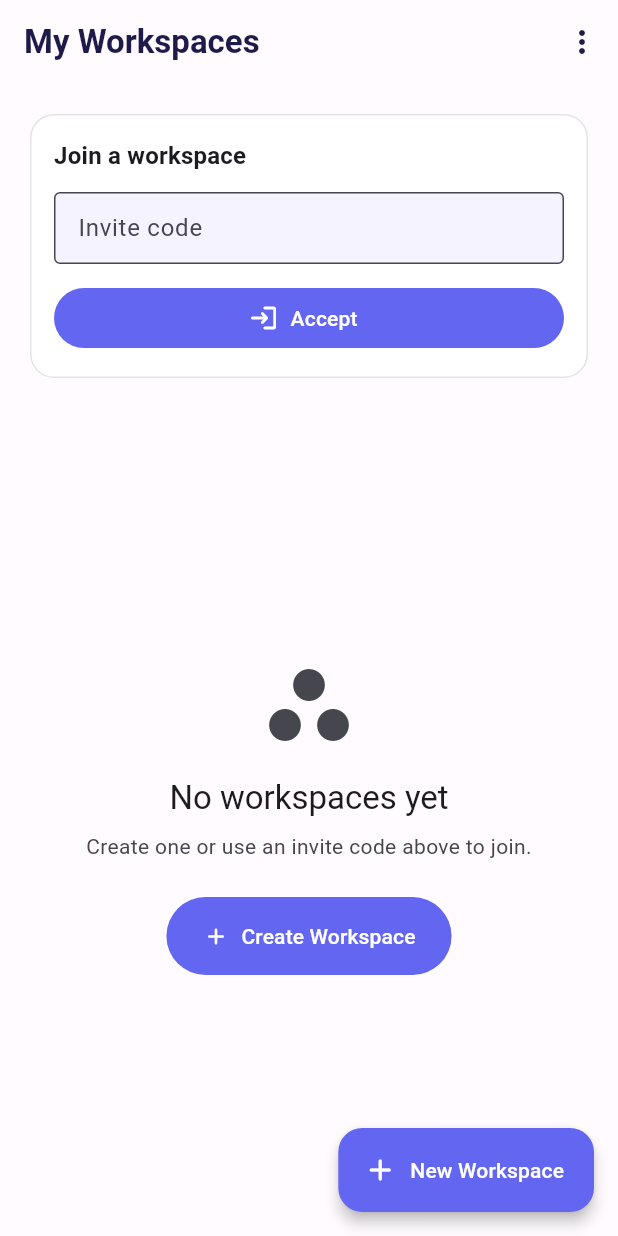
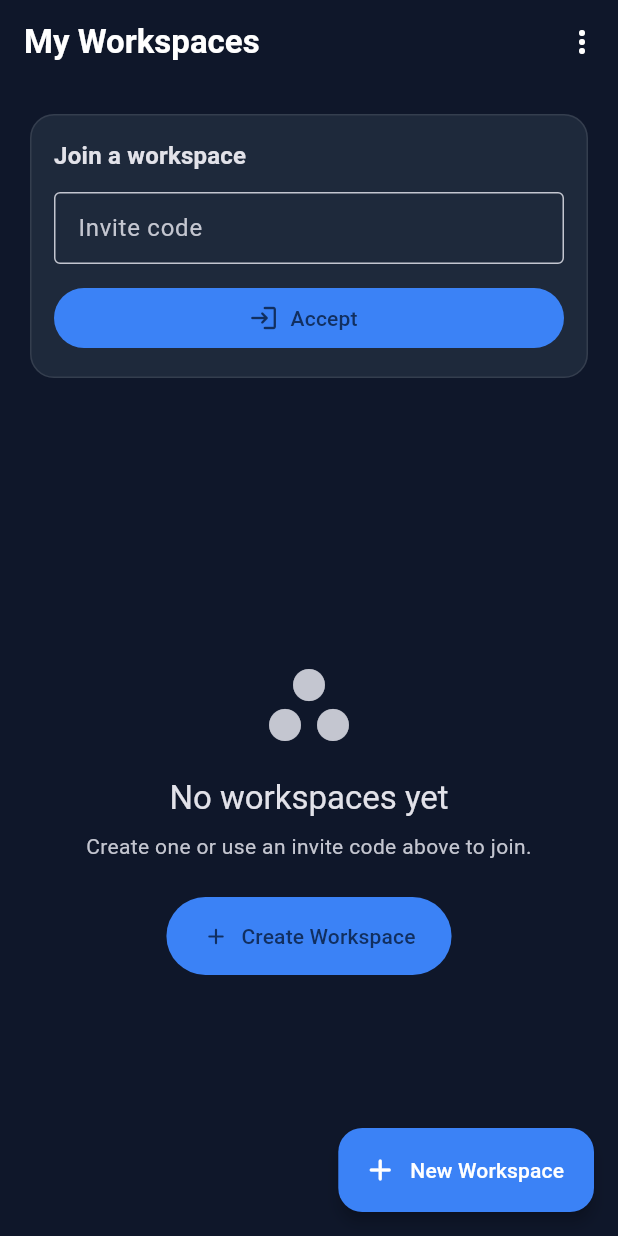
Before and after one commit to bilalparray/Cloud-Notes, a Flutter app: the screen it shows once a user with an empty profile is signed in, on a phone screen of 412 x 824 dp. Run offline on Flutter 3.47's test engine with Material 3 defaults, Android fonts, the light colour scheme and no system bars; our stand-ins replace cloud_firestore, cloud_functions, firebase_auth, firebase_core, google_sign_in; accounts and stored records are empty.

Commit message:
Update color scheme and app label for improved UI consistency. Change primary colors in pubspec.yaml and main.dart, and update SnackBar color handling in multiple screens to utilize the theme's color scheme. Adjust app label in AndroidManifest.xml for better branding.

```diff
--- a/lib/main.dart
+++ b/lib/main.dart
@@ -39,18 +39,18 @@ class CloudNotesApp extends StatelessWidget {
       debugShowCheckedModeBanner: false,
       theme: ThemeData(
         colorScheme: ColorScheme.fromSeed(
-          seedColor: const Color(0xFF6366F1),
+          seedColor: const Color(0xFF2563EB),
           brightness: Brightness.light,
         ).copyWith(
-          primary: const Color(0xFF6366F1),
-          secondary: const Color(0xFF8B5CF6),
-          tertiary: const Color(0xFFEC4899),
-          surface: const Color(0xFFFFFBFE),
-          surfaceContainerHighest: const Color(0xFFF5F3FF),
-          primaryContainer: const Color(0xFFE0E7FF),
-          secondaryContainer: const Color(0xFFF3E8FF),
-          errorContainer: const Color(0xFFFFDAD6),
-          onErrorContainer: const Color(0xFF410002),
+          primary: const Color(0xFF2563EB),
+          secondary: const Color(0xFF3B82F6),
+          tertiary: const Color(0xFF0EA5E9),
+          surface: const Color(0xFFF8FAFC),
+          surfaceContainerHighest: const Color(0xFFF1F5F9),
+          primaryContainer: const Color(0xFFDBEAFE),
+          secondaryContainer: const Color(0xFFBFDBFE),
+          errorContainer: const Color(0xFFFEE2E2),
+          onErrorContainer: const Color(0xFF7F1D1D),
         ),
         useMaterial3: true,
         cardTheme: CardThemeData(
@@ -69,12 +69,12 @@ class CloudNotesApp extends StatelessWidget {
         appBarTheme: const AppBarTheme(
           centerTitle: false,
           elevation: 0,
-          backgroundColor: Color(0xFFFFFBFE),
-          foregroundColor: Color(0xFF1E1B4B),
+          backgroundColor: Color(0xFFF8FAFC),
+          foregroundColor: Color(0xFF0F172A),
         ),
         floatingActionButtonTheme: FloatingActionButtonThemeData(
           elevation: 4,
-          backgroundColor: const Color(0xFF6366F1),
+          backgroundColor: const Color(0xFF2563EB),
           foregroundColor: Colors.white,
           shape: RoundedRectangleBorder(
             borderRadius: BorderRadius.circular(16),
@@ -83,18 +83,18 @@ class CloudNotesApp extends StatelessWidget {
       ),
       darkTheme: ThemeData(
         colorScheme: ColorScheme.fromSeed(
-          seedColor: const Color(0xFF818CF8),
+          seedColor: const Color(0xFF3B82F6),
           brightness: Brightness.dark,
         ).copyWith(
-          primary: const Color(0xFF818CF8),
-          secondary: const Color(0xFFA78BFA),
-          tertiary: const Color(0xFFF472B6),
-          surface: const Color(0xFF1E1B4B),
-          surfaceContainerHighest: const Color(0xFF312E81),
-          primaryContainer: const Color(0xFF4338CA),
-          secondaryContainer: const Color(0xFF6D28D9),
-          errorContainer: const Color(0xFF93000A),
-          onErrorContainer: const Color(0xFFFFDAD6),
+          primary: const Color(0xFF3B82F6),
+          secondary: const Color(0xFF60A5FA),
+          tertiary: const Color(0xFF38BDF8),
+          surface: const Color(0xFF0F172A),
+          surfaceContainerHighest: const Color(0xFF1E293B),
+          primaryContainer: const Color(0xFF1E3A8A),
+          secondaryContainer: const Color(0xFF1E40AF),
+          errorContainer: const Color(0xFF7F1D1D),
+          onErrorContainer: const Color(0xFFFECACA),
         ),
         useMaterial3: true,
         cardTheme: CardThemeData(
@@ -102,7 +102,7 @@ class CloudNotesApp extends StatelessWidget {
           shape: RoundedRectangleBorder(
             borderRadius: BorderRadius.circular(16),
           ),
-          color: const Color(0xFF312E81),
+          color: const Color(0xFF1E293B),
         ),
         inputDecorationTheme: InputDecorationTheme(
           border: OutlineInputBorder(
@@ -113,19 +113,19 @@ class CloudNotesApp extends StatelessWidget {
         appBarTheme: const AppBarTheme(
           centerTitle: false,
           elevation: 0,
-          backgroundColor: Color(0xFF1E1B4B),
+          backgroundColor: Color(0xFF0F172A),
           foregroundColor: Colors.white,
         ),
         floatingActionButtonTheme: FloatingActionButtonThemeData(
           elevation: 4,
-          backgroundColor: const Color(0xFF818CF8),
+          backgroundColor: const Color(0xFF3B82F6),
           foregroundColor: Colors.white,
           shape: RoundedRectangleBorder(
             borderRadius: BorderRadius.circular(16),
           ),
         ),
       ),
-      themeMode: ThemeMode.system,
+      themeMode: ThemeMode.dark,
       home: const AuthWrapper(),
     );
   }
--- a/pubspec.yaml
+++ b/pubspec.yaml
@@ -39,9 +39,9 @@ flutter_launcher_icons:
   web:
     generate: true
     image_path: "assets/icon/icon.png"
-    background_color: "#6366F1"
-    theme_color: "#6366F1"
+    background_color: "#2563EB"
+    theme_color: "#2563EB"
   image_path: "assets/icon/icon.png"
-  adaptive_icon_background: "#6366F1"
+  adaptive_icon_background: "#2563EB"
   # Optional: Create app_icon_foreground.png for Android adaptive icon
   # adaptive_icon_foreground: "assets/icon/app_icon_foreground.png"
```
Also changed, not shown: lib/screens/invitation_acceptance_screen.dart (+9 -3 lines), lib/screens/note_edit_screen.dart (+11 -6 lines), lib/screens/workspace_members_screen.dart (+9 -3 lines), lib/screens/workspace_notes_screen.dart (+15 -4 lines), lib/screens/workspaces_list_screen.dart (+9 -3 lines), 1 other file.
